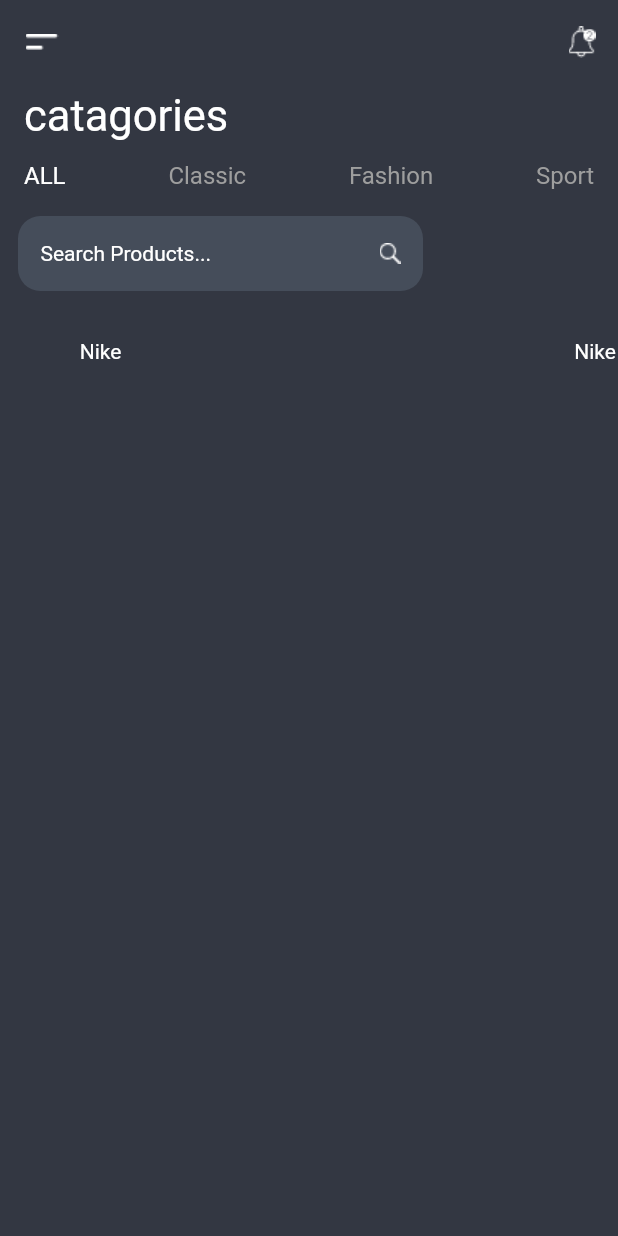
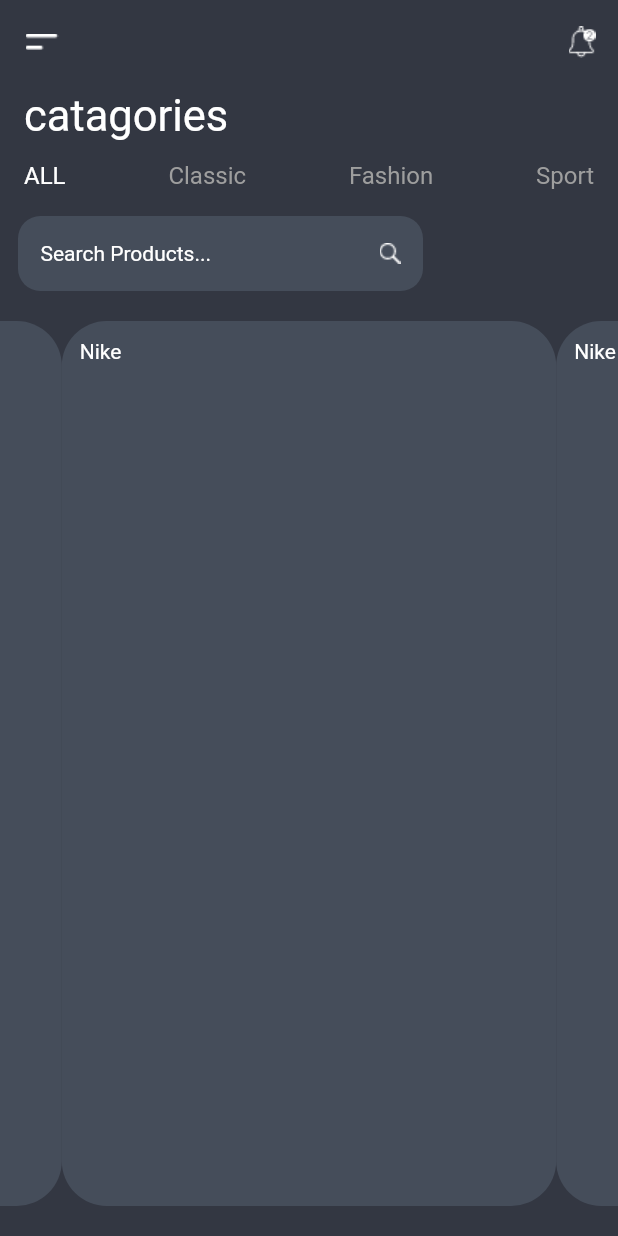
Before and after one commit to fitse-yotor/shoes_shope_flutter, a Flutter app: the screen it shows after launch, on a phone screen of 412 x 824 dp. Run offline on Flutter 3.47's test engine with Material 2 defaults, Android fonts, the phone set to English and light mode, and no system bars; drawn by our look-alikes of carousel_slider; Roboto replaces fonts that are missing (Poppins-Light).

```diff
--- a/lib/Widget/home_widgets/Home_single_product.dart
+++ b/lib/Widget/home_widgets/Home_single_product.dart
@@ -1,4 +1,5 @@
 import 'package:flutter/material.dart';
+import 'package:shoes/constants/app_constants.dart';
 
 class HomeSingleProduct extends StatefulWidget {
   final image;
@@ -14,22 +15,26 @@ class _HomeSingleProductState extends State<HomeSingleProduct> {
     return Container(
       padding: const EdgeInsets.all(12),
       alignment: Alignment.topRight,
-      decoration: BoxDecoration(borderRadius: BorderRadius.circular(30)),
+      decoration: BoxDecoration(
+        borderRadius: BorderRadius.circular(30),
+        color: kAccentColor,
+      ),
       child: Column(
         crossAxisAlignment: CrossAxisAlignment.center,
         children: [
-
-         Column(
+          Column(
             crossAxisAlignment: CrossAxisAlignment.center,
             children: [
               Row(
                 mainAxisAlignment: MainAxisAlignment.spaceBetween,
                 children: [
-                  Text('Nike',style: TextStyle(color: Colors.white),)
+                  Text(
+                    'Nike',
+                    style: TextStyle(color: Colors.white),
+                  )
                 ],
               )
             ],
-
           )
         ],
       ),
```
